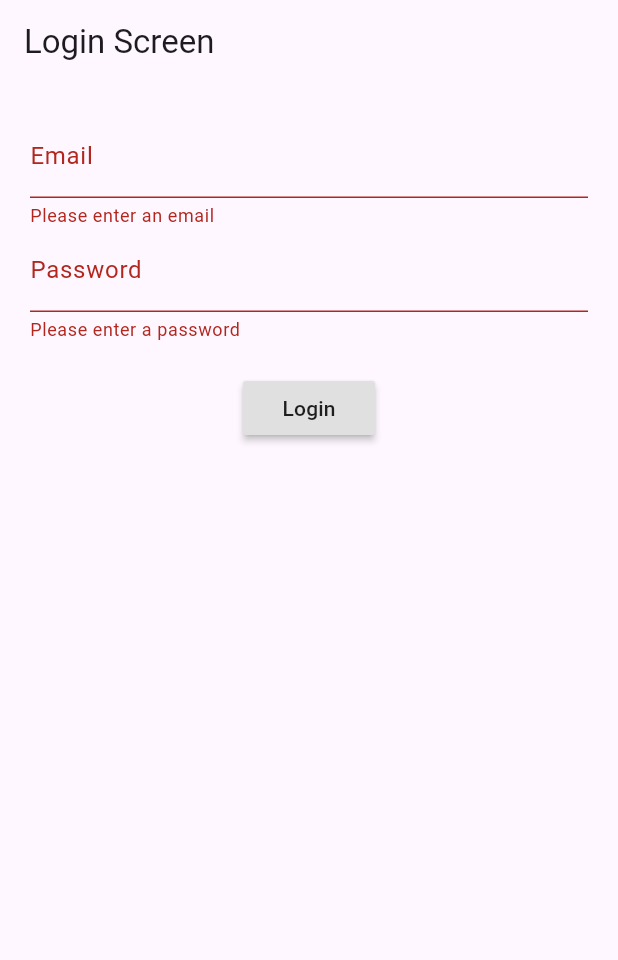
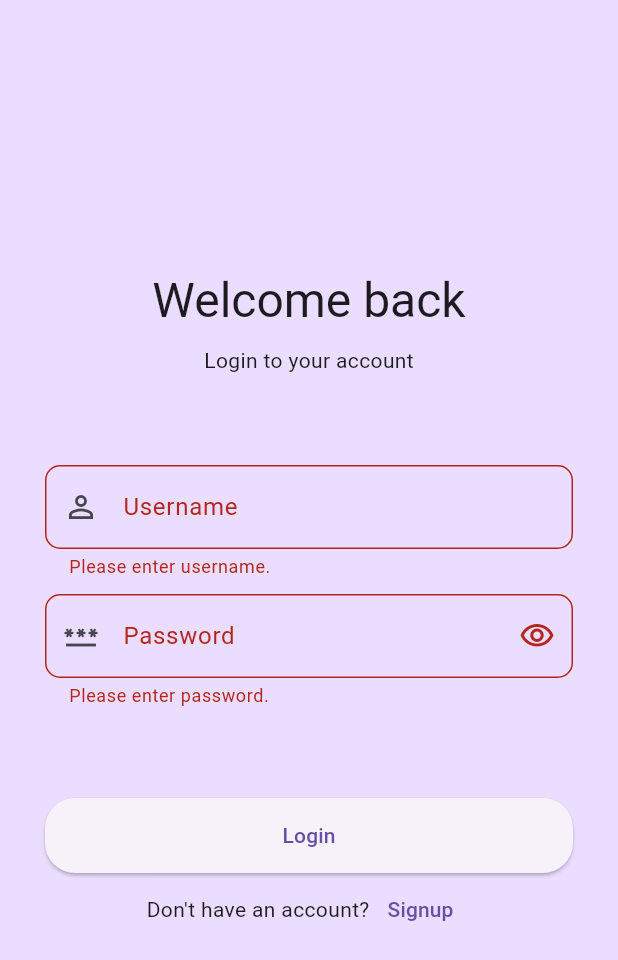
Before and after one commit to Atharva-Kasodekar/EngageWise, a Flutter app: the screen it shows after launch, after a tap on "Login", on a phone screen of 412 x 824 dp. Shown: the top 960 px of the screen. Run offline on Flutter 3.47's test engine with Material 3 defaults, Android fonts, the phone set to English and light mode, and no system bars.

Commit message:
Login screen design done

```diff
--- a/lib/Screens/login.dart
+++ b/lib/Screens/login.dart
@@ -1,86 +1,152 @@
 import 'package:flutter/material.dart';
-import 'package:http/http.dart' as http;
-import 'dart:convert';
 
-class LoginScreen extends StatefulWidget {
+class Login extends StatefulWidget {
+  const Login({
+    Key? key,
+  }) : super(key: key);
+
   @override
-  _LoginScreenState createState() => _LoginScreenState();
+  State<Login> createState() => _LoginState();
 }
 
-class _LoginScreenState extends State<LoginScreen> {
-  final _formKey = GlobalKey<FormState>();
-  final _scaffoldKey = GlobalKey<ScaffoldState>();
+class _LoginState extends State<Login> {
+  final GlobalKey<FormState> _formKey = GlobalKey();
 
-  String _username = '', _password = '';
+  final FocusNode _focusNodePassword = FocusNode();
+  final TextEditingController _controllerUsername = TextEditingController();
+  final TextEditingController _controllerPassword = TextEditingController();
 
-  Future<void> _login() async {
-    if (_formKey.currentState.validate()) {
-      _formKey.currentState.save();
-
-      final response = await http.post(
-        'https://reqres.in/api/login',
-        headers: {'Content-Type': 'application/json'},
-        body: jsonEncode({
-          'email': _username,
-          'password': _password,
-        }),
-      );
-
-      if (response.statusCode == 200) {
-        final jsonData = jsonDecode(response.body);
-        final token = jsonData['token'];
-
-        Scaffold.of(context).showSnackBar(
-            SnackBar(content: Text('Welcome, your token is $token')));
-      } else {
-        Scaffold.of(context)
-            .showSnackBar(SnackBar(content: Text('Invalid credentials')));
-      }
-    }
-  }
+  bool _obscurePassword = true;
 
   @override
   Widget build(BuildContext context) {
+    // if (_boxLogin.get("loginStatus") ?? false) {
+    //   //return Home();
+    // }
+
     return Scaffold(
-      key: _scaffoldKey,
-      appBar: AppBar(
-        title: Text('Login Screen'),
-      ),
-      body: Padding(
-        padding: const EdgeInsets.all(20.0),
-        child: Form(
-          key: _formKey,
+      backgroundColor: Theme.of(context).colorScheme.primaryContainer,
+      body: Form(
+        key: _formKey,
+        child: SingleChildScrollView(
+          padding: const EdgeInsets.all(30.0),
           child: Column(
-            children: <Widget>[
+            children: [
+              const SizedBox(height: 150),
+              Text(
+                "Welcome back",
+                style: Theme.of(context).textTheme.headlineLarge,
+              ),
+              const SizedBox(height: 10),
+              Text(
+                "Login to your account",
+                style: Theme.of(context).textTheme.bodyMedium,
+              ),
+              const SizedBox(height: 60),
               TextFormField(
+                controller: _controllerUsername,
+                keyboardType: TextInputType.name,
                 decoration: InputDecoration(
-                  labelText: 'Email',
+                  labelText: "Username",
+                  prefixIcon: const Icon(Icons.person_outline),
+                  border: OutlineInputBorder(
+                    borderRadius: BorderRadius.circular(10),
+                  ),
+                  enabledBorder: OutlineInputBorder(
+                    borderRadius: BorderRadius.circular(10),
+                  ),
                 ),
-                validator: (value) {
-                  if (value.isEmpty) {
-                    return 'Please enter an email';
+                onEditingComplete: () => _focusNodePassword.requestFocus(),
+                validator: (String? value) {
+                  if (value == null || value.isEmpty) {
+                    return "Please enter username.";
                   }
+
                   return null;
                 },
-                onSaved: (value) => _username = value,
               ),
+              const SizedBox(height: 10),
               TextFormField(
+                controller: _controllerPassword,
+                focusNode: _focusNodePassword,
+                obscureText: _obscurePassword,
+                keyboardType: TextInputType.visiblePassword,
                 decoration: InputDecoration(
-                  labelText: 'Password',
+                  labelText: "Password",
+                  prefixIcon: const Icon(Icons.password_outlined),
+                  suffixIcon: IconButton(
+                      onPressed: () {
+                        setState(() {
+                          _obscurePassword = !_obscurePassword;
+                        });
+                      },
+                      icon: _obscurePassword
+                          ? const Icon(Icons.visibility_outlined)
+                          : const Icon(Icons.visibility_off_outlined)),
+                  border: OutlineInputBorder(
+                    borderRadius: BorderRadius.circular(10),
+                  ),
+                  enabledBorder: OutlineInputBorder(
+                    borderRadius: BorderRadius.circular(10),
+                  ),
                 ),
-                obscureText: true,
-                validator: (value) {
-                  if (value.isEmpty) {
-                    return 'Please enter a password';
+                validator: (String? value) {
+                  if (value == null || value.isEmpty) {
+                    return "Please enter password.";
                   }
+
                   return null;
                 },
-                onSaved: (value) => _password = value,
               ),
-              SizedBox(height: 20),
-              RaisedButton(
-                onPressed: _login,
-                child: Text('Login'),
+              const SizedBox(height: 60),
+              Column(
+                children: [
+                  ElevatedButton(
+                    style: ElevatedButton.styleFrom(
+                      minimumSize: const Size.fromHeight(50),
+                      shape: RoundedRectangleBorder(
+                        borderRadius: BorderRadius.circular(20),
+                      ),
+                    ),
+                    onPressed: () {
+                      if (_formKey.currentState?.validate() ?? false) {
+                        // _boxLogin.put("loginStatus", true);
+                        // _boxLogin.put("userName", _controllerUsername.text);
+
+                        // Navigator.pushReplacement(
+                        //   context,
+                        //   MaterialPageRoute(
+                        //     builder: (context) {
+                        //       return Home();
+                        //     },
+                        //   ),
+                        // );
+                      }
+                    },
+                    child: const Text("Login"),
+                  ),
+                  Row(
+                    mainAxisAlignment: MainAxisAlignment.center,
+                    children: [
+                      const Text("Don't have an account?"),
+                      TextButton(
+                        onPressed: () {
+                          _formKey.currentState?.reset();
+
+                          // Navigator.push(
+                          //   context,
+                          //   MaterialPageRoute(
+                          //     builder: (context) {
+                          //       return const Signup();
+                          //     },
+                          //   ),
+                          // );
+                        },
+                        child: const Text("Signup"),
+                      ),
+                    ],
+                  ),
+                ],
               ),
             ],
           ),
@@ -88,4 +154,12 @@ class _LoginScreenState extends State<LoginScreen> {
       ),
     );
   }
+
+  @override
+  void dispose() {
+    _focusNodePassword.dispose();
+    _controllerUsername.dispose();
+    _controllerPassword.dispose();
+    super.dispose();
+  }
 }
--- a/lib/main.dart
+++ b/lib/main.dart
@@ -3,7 +3,7 @@ import 'package:flutter/material.dart';
 
 void main() {
   runApp(new MaterialApp(
-    home: LoginScreen(),
+    home: Login(),
     routes: {
       //Country.routeName: (ctx) => Country()
     },
--- a/pubspec.yaml
+++ b/pubspec.yaml
@@ -36,6 +36,8 @@ dependencies:
   # Use with the CupertinoIcons class for iOS style icons.
   cupertino_icons: ^1.0.8
   http: ^1.2.2
+  hive: ^2.2.3
+  hive_flutter: ^1.1.0
 
 dev_dependencies:
   flutter_test:
```
Also changed, not shown: pubspec.lock.
